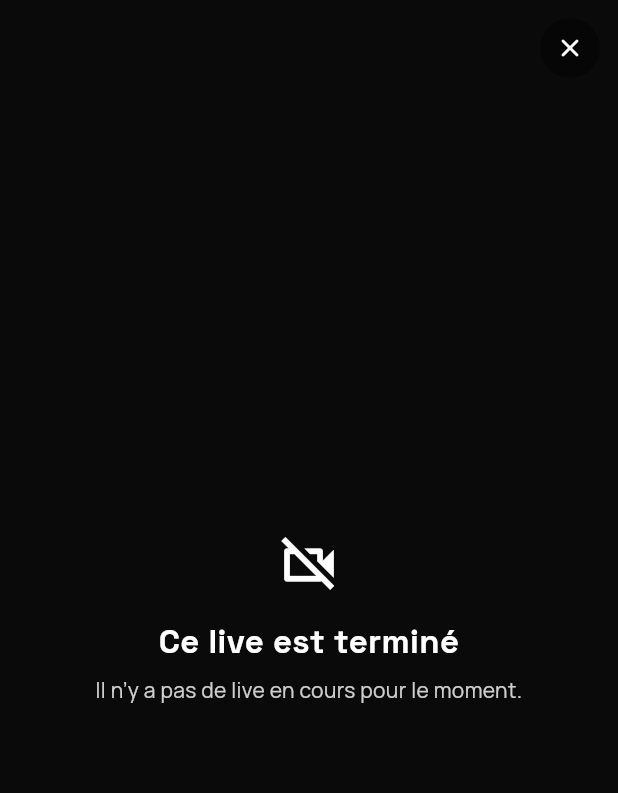
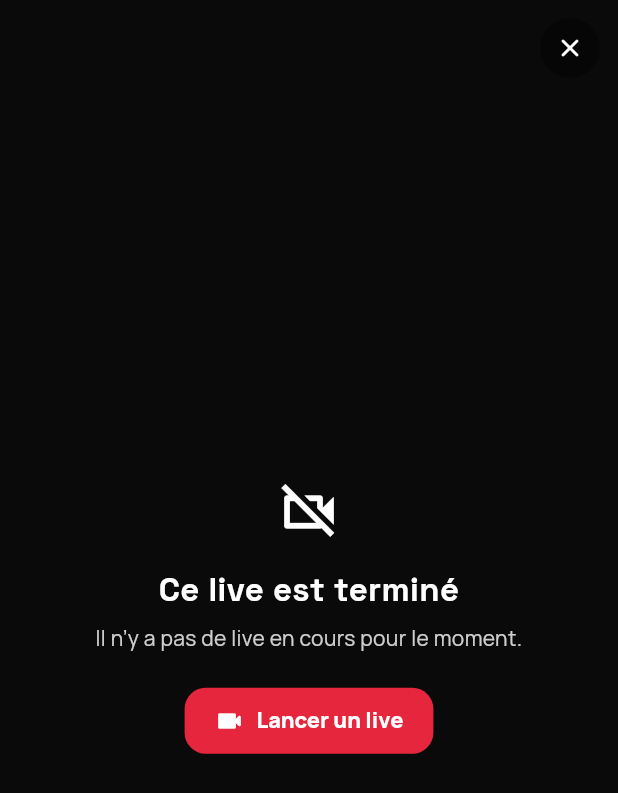
Before and after one commit to blvck2371/Foumbotlink, a Flutter app: the LiveViewerScreen screen opened by its route, after a tap on "Continuer hors connexion", on a phone screen of 412 x 824 dp. Shown: the top 793 px of the screen. Run offline on Flutter 3.47's test engine with Material 3 defaults, Android fonts, the phone set to English and light mode, and no system bars; our stand-ins replace audioplayers, cached_network_image, cloud_firestore, cloud_functions, file_picker, firebase_auth and 16 more; missing offline and left inert: flutter_callkit_incoming, get_thumbnail_video, livekit_client, record, video_compress; accounts and stored records are empty; network calls fail.

Commit message:
Lives : entrée directe et anneau LIVE sur les photos de profil
- « Lives » ouvre directement le live le plus regardé en plein écran
  (les autres en glissant), comme sur TikTok ; le menu pour lancer le
  sien ne s'affiche que s'il n'y a rien à regarder. Le lecteur gagne un
  bouton « Lancer mon live ».
- Anneau orange animé avec pastille « LIVE » autour de la photo d'une
  personne en direct (fil, publication, profil, communauté, messages) :
  un appui ouvre son live. Suit les lives en temps réel.

Co-Authored-By: Claude Opus 5.5 <noreply@anthropic.com>

```diff
--- a/lib/screens/lives/live_viewer_screen.dart
+++ b/lib/screens/lives/live_viewer_screen.dart
@@ -389,6 +389,10 @@ class _TopBar extends StatelessWidget {
           const SizedBox(width: 8),
           ViewersPill(count: live.viewers),
           const SizedBox(width: 8),
+          // On entre dans les lives sans passer par le menu : passer soi-même
+          // à l'antenne doit rester à portée de main.
+          const _GoLiveButton(size: 34),
+          const SizedBox(width: 8),
           LiveRoundButton(
             icon: Icons.close_rounded,
             tooltip: 'Quitter le live',
@@ -479,6 +483,7 @@ class _EndedPage extends StatelessWidget {
       body: live == null
           ? 'Il n’y a pas de live en cours pour le moment.'
           : 'Glissez vers le haut pour découvrir un autre live.',
+      action: live == null ? const _GoLiveButton(label: true) : null,
     );
   }
 }
@@ -505,12 +510,14 @@ class _MessagePage extends StatelessWidget {
     required this.icon,
     required this.title,
     required this.body,
+    this.action,
   });
 
   final LiveSession? live;
   final IconData icon;
   final String title;
   final String body;
+  final Widget? action;
 
   @override
   Widget build(BuildContext context) {
@@ -561,6 +568,10 @@ class _MessagePage extends StatelessWidget {
                     color: AppColors.white.withValues(alpha: 0.8),
                   ),
                 ),
+                if (action != null) ...[
+                  const SizedBox(height: 22),
+                  action!,
+                ],
               ],
             ),
           ),
@@ -569,3 +580,44 @@ class _MessagePage extends StatelessWidget {
     );
   }
 }
+
+/// Passer à l'antenne depuis le lecteur. Remplace le lecteur plutôt que de
+/// s'empiler dessus : on quitte le live regardé (salle LiveKit fermée)
+/// avant d'ouvrir sa caméra.
+class _GoLiveButton extends StatelessWidget {
+  const _GoLiveButton({this.size = 34, this.label = false});
+
+  final double size;
+
+  /// Bouton avec libellé (page vide) plutôt qu'icône ronde.
+  final bool label;
+
+  void _go() => Get.offNamed(AppRoutes.liveHost);
+
+  @override
+  Widget build(BuildContext context) {
+    if (!label) {
+      return LiveRoundButton(
+        icon: Icons.videocam_rounded,
+        tooltip: 'Lancer mon live',
+        size: size,
+        onTap: _go,
+      );
+    }
+    return FilledButton.icon(
+      onPressed: _go,
+      icon: const Icon(Icons.videocam_rounded, size: 20),
+      label: const Text('Lancer un live'),
+      style: FilledButton.styleFrom(
+        backgroundColor: liveRed,
+        foregroundColor: AppColors.white,
+        padding: const EdgeInsets.symmetric(horizontal: 20, vertical: 12),
+        shape: RoundedRectangleBorder(borderRadius: BorderRadius.circular(14)),
+        textStyle: GoogleFonts.manrope(
+          fontSize: 14.5,
+          fontWeight: FontWeight.w800,
+        ),
+      ),
+    );
+  }
+}
```
Also changed, not shown: lib/controllers/home_controller.dart (+14 -3 lines), lib/screens/chat/conversations_screen.dart (+11 -5 lines), lib/screens/community/community_screen.dart (+10 -5 lines), lib/screens/feed/feed_post_screen.dart (+11 -5 lines), lib/screens/home/home_screen.dart (+10 -5 lines), lib/screens/profile/user_profile_screen.dart (+8 -1 lines), lib/widgets/live_ring.dart (added, +196 -0 lines).
